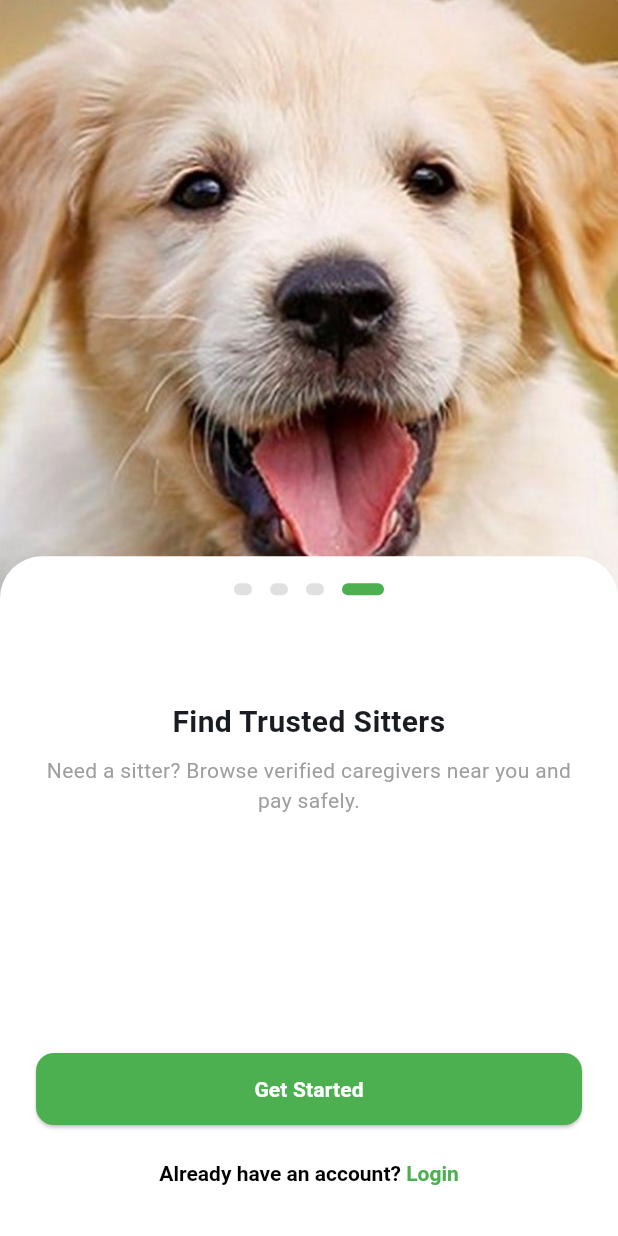
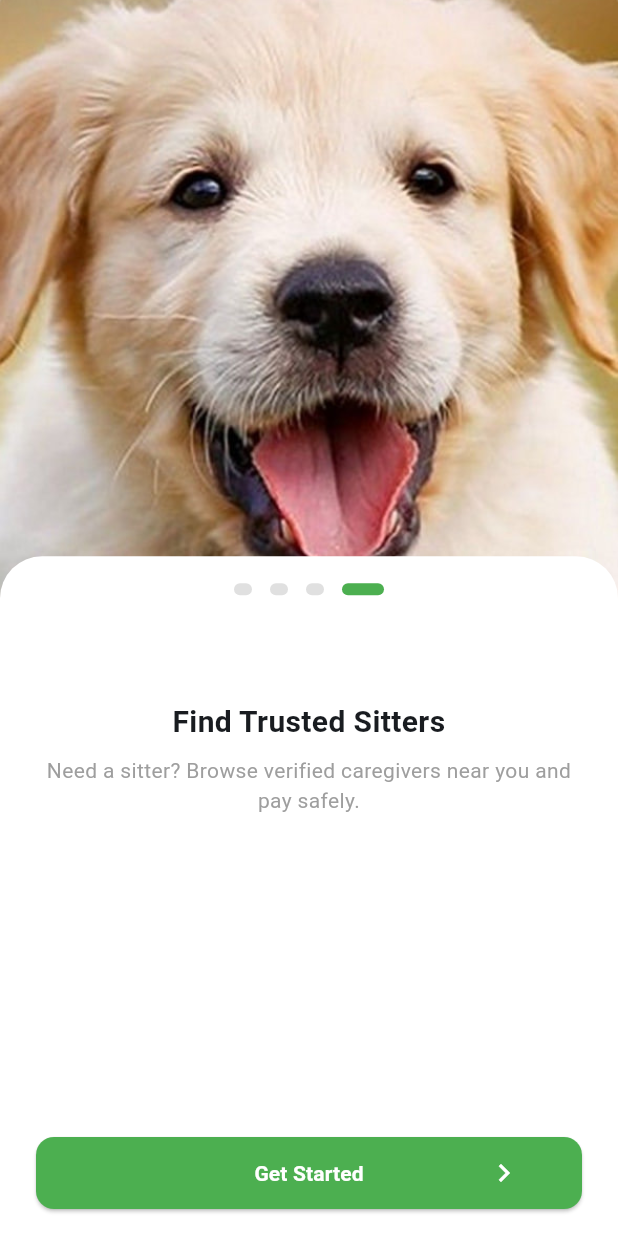
Before and after one commit to apple-6/Pawsure-Repo, a Flutter app: the screen it shows after launch, swiped to page 4, on a phone screen of 412 x 824 dp. Run offline on Flutter 3.47's test engine with Material 3 defaults, Android fonts, the phone set to English and light mode, and no system bars.

Commit message:
Add chevron arrow icon to Get Started button in onboarding screen

```diff
--- a/pawsure_app/lib/screens/auth/onboarding_screen.dart
+++ b/pawsure_app/lib/screens/auth/onboarding_screen.dart
@@ -195,6 +195,9 @@ class _OnboardingScreenState extends State<OnboardingScreen> {
                                   borderRadius: BorderRadius.circular(12),
                                 ),
                               ),
+                              child: Stack(
+                                children: [
+                                  Center(
                                     child: Text(
                                       index == _pages.length - 1
                                           ? 'Get Started'
@@ -205,30 +208,16 @@ class _OnboardingScreenState extends State<OnboardingScreen> {
                                       ),
                                     ),
                                   ),
+                                  Positioned(
+                                    right: 16,
+                                    top: 0,
+                                    bottom: 0,
+                                    child: Center(
+                                      child: Icon(
+                                        Icons.chevron_right,
+                                        color: Colors.white,
+                                        size: 24,
                                       ),
-
-                          const SizedBox(height: 8),
-
-                          // show login link only on last page
-                          if (index == _pages.length - 1)
-                            TextButton(
-                              onPressed: () =>
-                                  Navigator.pushNamed(context, '/login'),
-                              child: RichText(
-                                text: const TextSpan(
-                                  style: TextStyle(
-                                    fontWeight: FontWeight.bold,
-                                    fontSize: 14,
-                                  ),
-                                  children: [
-                                    TextSpan(
-                                      text: 'Already have an account? ',
-                                      style: TextStyle(color: Colors.black),
-                                    ),
-                                    TextSpan(
-                                      text: 'Login',
-                                      style: TextStyle(
-                                        color: Color(0xFF4CAF50), // Green color
                                     ),
                                   ),
                                 ],
```
Lines whose indentation alone changed are shown as unchanged.
